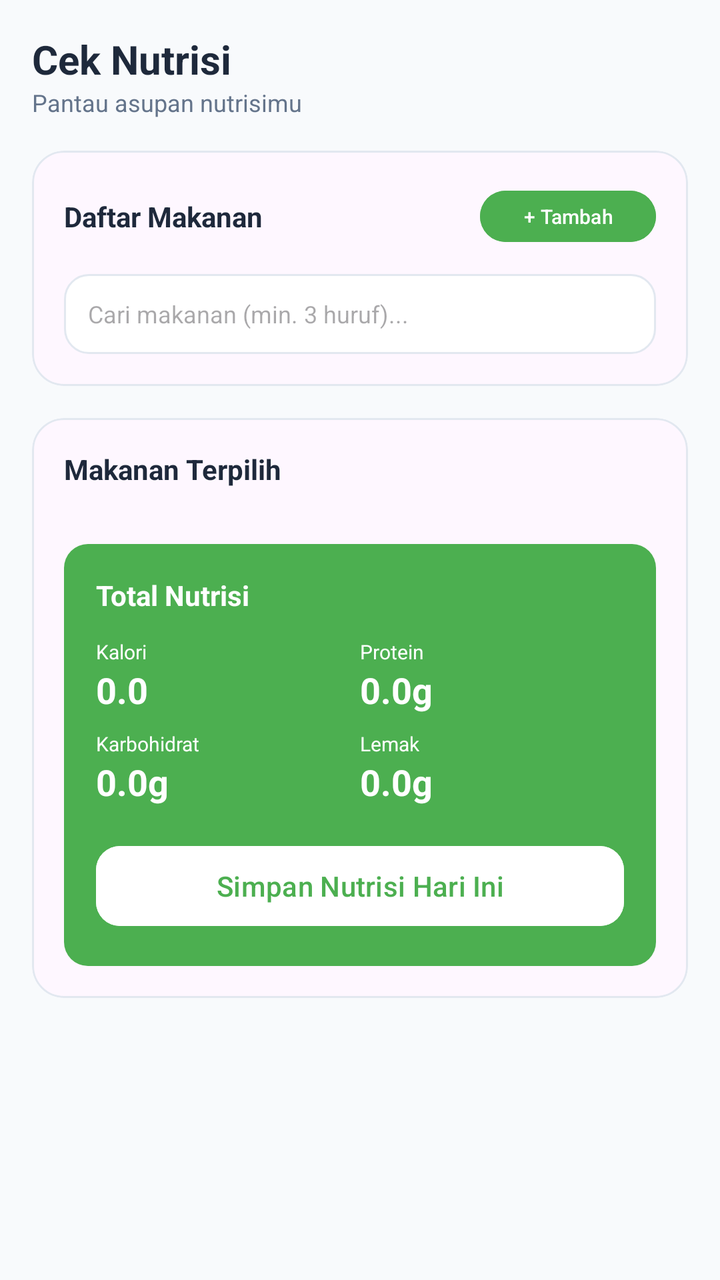
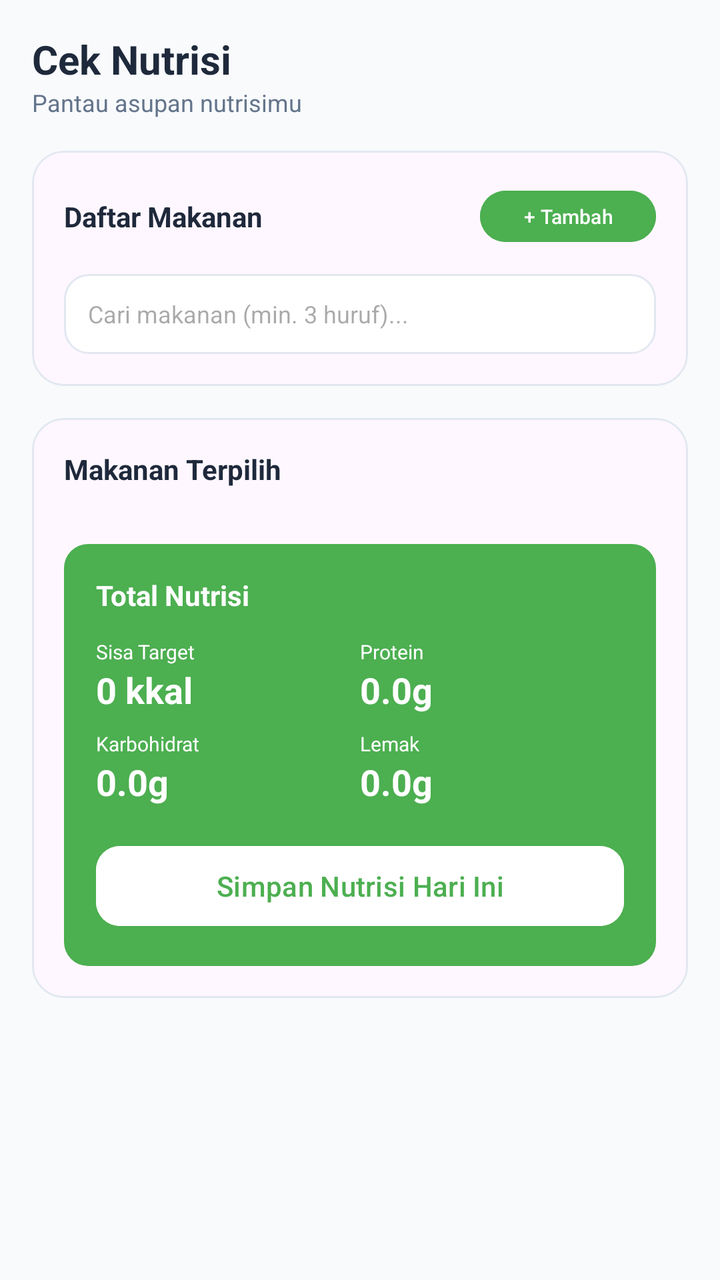

The first picture is an Android layout as it rendered before a commit; the second is the same layout after the commit. The layout source and the unified diff follow.
<!-- AndroidManifest.xml: application theme Theme.GIZI -->
<!-- res/layout/fragment_nutrition.xml -->
<?xml version="1.0" encoding="utf-8"?>

<ScrollView xmlns:android="http://schemas.android.com/apk/res/android"
    xmlns:app="http://schemas.android.com/apk/res-auto"
    android:layout_width="match_parent"
    android:layout_height="match_parent"
    android:background="@color/bg_light"
    android:fillViewport="true">

    <LinearLayout
        android:layout_width="match_parent"
        android:layout_height="wrap_content"
        android:orientation="vertical"
        android:padding="16dp">

        <TextView
            android:layout_width="wrap_content"
            android:layout_height="wrap_content"
            android:text="@string/cek_nutrisi"
            android:textColor="@color/text_dark"
            android:textSize="20sp"
            android:textStyle="bold" />

        <TextView
            android:layout_width="wrap_content"
            android:layout_height="wrap_content"
            android:text="Pantau asupan nutrisimu"
            android:textColor="@color/text_gray"
            android:textSize="12sp" />

        
        <com.google.android.material.card.MaterialCardView
            android:id="@+id/cv_add_food_form"
            android:layout_width="match_parent"
            android:layout_height="wrap_content"
            android:layout_marginTop="16dp"
            android:visibility="gone"
            app:cardCornerRadius="16dp"
            app:cardElevation="0dp"
            app:strokeColor="@color/primary_green"
            app:strokeWidth="1dp">

            <LinearLayout
                android:layout_width="match_parent"
                android:layout_height="wrap_content"
                android:orientation="vertical"
                android:padding="16dp">

                <EditText
                    android:id="@+id/et_food_name"
                    android:layout_width="match_parent"
                    android:layout_height="48dp"
                    android:background="@drawable/bg_edittext"
                    android:hint="@string/hint_food_name"
                    android:paddingHorizontal="12dp"
                    android:textSize="14sp" />

                <TextView
                    android:layout_width="wrap_content"
                    android:layout_height="wrap_content"
                    android:layout_marginTop="12dp"
                    android:text="@string/category_food"
                    android:textColor="@color/text_dark"
                    android:textSize="12sp"
                    android:textStyle="bold" />

                <Spinner
                    android:id="@+id/sp_category"
                    android:layout_width="match_parent"
                    android:layout_height="48dp"
                    android:layout_marginTop="4dp"
                    android:background="@drawable/bg_edittext" />

                <LinearLayout
                    android:layout_width="match_parent"
                    android:layout_height="wrap_content"
                    android:layout_marginTop="12dp"
                    android:orientation="horizontal">

                    <LinearLayout
                        android:layout_width="0dp"
                        android:layout_height="wrap_content"
                        android:layout_weight="2"
                        android:orientation="vertical">

                        <TextView
                            android:layout_width="wrap_content"
                            android:layout_height="wrap_content"
                            android:text="@string/portion_unit"
                            android:textColor="@color/text_dark"
                            android:textSize="12sp"
                            android:textStyle="bold" />

                        <Spinner
                            android:id="@+id/sp_portion_unit"
                            android:layout_width="match_parent"
                            android:layout_height="48dp"
                            android:layout_marginTop="4dp"
                            android:background="@drawable/bg_edittext" />
                    </LinearLayout>

                    <View
                        android:layout_width="12dp"
                        android:layout_height="1dp" />

                    <LinearLayout
                        android:layout_width="0dp"
                        android:layout_height="wrap_content"
                        android:layout_weight="1"
                        android:orientation="vertical">

                        <TextView
                            android:layout_width="wrap_content"
                            android:layout_height="wrap_content"
                            android:text="@string/quantity"
                            android:textColor="@color/text_dark"
                            android:textSize="12sp"
                            android:textStyle="bold" />

                        <EditText
                            android:id="@+id/et_portion_count"
                            android:layout_width="match_parent"
                            android:layout_height="48dp"
                            android:layout_marginTop="4dp"
                            android:background="@drawable/bg_edittext"
                            android:gravity="center"
                            android:hint="1"
                            android:inputType="number"
                            android:text="1"
                            android:textSize="14sp" />
                    </LinearLayout>
                </LinearLayout>

                <EditText
                    android:id="@+id/et_gram_weight"
                    android:layout_width="match_parent"
                    android:layout_height="48dp"
                    android:layout_marginTop="12dp"
                    android:background="@drawable/bg_edittext"
                    android:hint="Sesuaikan gram (opsional)"
                    android:inputType="number"
                    android:paddingHorizontal="12dp"
                    android:textSize="14sp" />

                <Button
                    android:id="@+id/btn_save_food"
                    android:layout_width="match_parent"
                    android:layout_height="56dp"
                    android:layout_marginTop="20dp"
                    android:backgroundTint="@color/primary_green"
                    android:text="Simpan Makanan"
                    android:textAllCaps="false"
                    app:cornerRadius="12dp" />
            </LinearLayout>
        </com.google.android.material.card.MaterialCardView>

        
        <com.google.android.material.card.MaterialCardView
            android:layout_width="match_parent"
            android:layout_height="wrap_content"
            android:layout_marginTop="16dp"
            app:cardCornerRadius="16dp"
            app:cardElevation="0dp"
            app:strokeColor="@color/card_border"
            app:strokeWidth="1dp">

            <LinearLayout
                android:layout_width="match_parent"
                android:layout_height="wrap_content"
                android:orientation="vertical"
                android:padding="16dp">

                <RelativeLayout
                    android:layout_width="match_parent"
                    android:layout_height="wrap_content">

                    <TextView
                        android:layout_width="wrap_content"
                        android:layout_height="wrap_content"
                        android:layout_centerVertical="true"
                        android:text="@string/daftar_makanan"
                        android:textColor="@color/text_dark"
                        android:textStyle="bold" />

                    <Button
                        android:id="@+id/btn_show_add_food"
                        style="@style/Widget.Material3.Button.TonalButton"
                        android:layout_width="wrap_content"
                        android:layout_height="wrap_content"
                        android:layout_alignParentEnd="true"
                        android:backgroundTint="@color/primary_green"
                        android:minHeight="32dp"
                        android:paddingHorizontal="12dp"
                        android:text="+ Tambah"
                        android:textColor="@color/white"
                        android:textSize="10sp" />
                </RelativeLayout>

                
                <EditText
                    android:id="@+id/et_search_food"
                    android:layout_width="match_parent"
                    android:layout_height="40dp"
                    android:layout_marginTop="12dp"
                    android:background="@drawable/bg_edittext"
                    android:hint="Cari makanan (min. 3 huruf)..."
                    android:paddingHorizontal="12dp"
                    android:textSize="12sp"
                    android:inputType="text" />

                
                <androidx.recyclerview.widget.RecyclerView
                    android:id="@+id/rv_food_list"
                    android:layout_width="match_parent"
                    android:layout_height="wrap_content"
                    android:layout_marginTop="8dp"
                    android:nestedScrollingEnabled="false"
                    android:visibility="gone" />

            </LinearLayout>
        </com.google.android.material.card.MaterialCardView>

        
        <com.google.android.material.card.MaterialCardView
            android:layout_width="match_parent"
            android:layout_height="wrap_content"
            android:layout_marginTop="16dp"
            app:cardCornerRadius="16dp"
            app:cardElevation="0dp"
            app:strokeColor="@color/card_border"
            app:strokeWidth="1dp">

            <LinearLayout
                android:layout_width="match_parent"
                android:layout_height="wrap_content"
                android:orientation="vertical"
                android:padding="16dp">

                <TextView
                    android:layout_width="wrap_content"
                    android:layout_height="wrap_content"
                    android:text="@string/makanan_terpilih"
                    android:textColor="@color/text_dark"
                    android:textStyle="bold" />

                <androidx.recyclerview.widget.RecyclerView
                    android:id="@+id/rv_selected_food"
                    android:layout_width="match_parent"
                    android:layout_height="wrap_content"
                    android:layout_marginTop="12dp"
                    android:nestedScrollingEnabled="false" />

                
                <com.google.android.material.card.MaterialCardView
                    android:layout_width="match_parent"
                    android:layout_height="wrap_content"
                    android:layout_marginTop="16dp"
                    app:cardElevation="0dp"
                    app:strokeWidth="0dp">

                    <LinearLayout
                        android:layout_width="match_parent"
                        android:layout_height="wrap_content"
                        android:background="@color/primary_green"
                        android:orientation="vertical"
                        android:padding="16dp">

                        <TextView
                            android:layout_width="wrap_content"
                            android:layout_height="wrap_content"
                            android:text="@string/total_nutrisi"
                            android:textColor="@color/white"
                            android:textStyle="bold" />

                        <GridLayout
                            android:layout_width="match_parent"
                            android:layout_height="wrap_content"
                            android:layout_marginTop="12dp"
                            android:columnCount="2">

                            <LinearLayout
                                android:layout_width="0dp"
                                android:layout_height="wrap_content"
                                android:layout_columnWeight="1"
                                android:orientation="vertical">
                                <TextView
                                    android:layout_width="wrap_content"
                                    android:layout_height="wrap_content"
                                    android:text="@string/kalori"
                                    android:textColor="@color/white"
                                    android:textSize="10sp" />
                                <TextView
                                    android:id="@+id/tv_total_calories"
                                    android:layout_width="wrap_content"
                                    android:layout_height="wrap_content"
                                    android:text="0.0"
                                    android:textColor="@color/white"
                                    android:textSize="18sp"
                                    android:textStyle="bold" />
                            </LinearLayout>

                            <LinearLayout
                                android:layout_width="0dp"
                                android:layout_height="wrap_content"
                                android:layout_columnWeight="1"
                                android:orientation="vertical">
                                <TextView
                                    android:layout_width="wrap_content"
                                    android:layout_height="wrap_content"
                                    android:text="@string/protein"
                                    android:textColor="@color/white"
                                    android:textSize="10sp" />
                                <TextView
                                    android:id="@+id/tv_total_protein"
                                    android:layout_width="wrap_content"
                                    android:layout_height="wrap_content"
                                    android:text="0.0g"
                                    android:textColor="@color/white"
                                    android:textSize="18sp"
                                    android:textStyle="bold" />
                            </LinearLayout>

                            <LinearLayout
                                android:layout_width="0dp"
                                android:layout_height="wrap_content"
                                android:layout_marginTop="8dp"
                                android:layout_columnWeight="1"
                                android:orientation="vertical">
                                <TextView
                                    android:layout_width="wrap_content"
                                    android:layout_height="wrap_content"
                                    android:text="@string/karbohidrat"
                                    android:textColor="@color/white"
                                    android:textSize="10sp" />
                                <TextView
                                    android:id="@+id/tv_total_carbs"
                                    android:layout_width="wrap_content"
                                    android:layout_height="wrap_content"
                                    android:text="0.0g"
                                    android:textColor="@color/white"
                                    android:textSize="18sp"
                                    android:textStyle="bold" />
                            </LinearLayout>

                            <LinearLayout
                                android:layout_width="0dp"
                                android:layout_height="wrap_content"
                                android:layout_marginTop="8dp"
                                android:layout_columnWeight="1"
                                android:orientation="vertical">
                                <TextView
                                    android:layout_width="wrap_content"
                                    android:layout_height="wrap_content"
                                    android:text="@string/lemak"
                                    android:textColor="@color/white"
                                    android:textSize="10sp" />
                                <TextView
                                    android:id="@+id/tv_total_fat"
                                    android:layout_width="wrap_content"
                                    android:layout_height="wrap_content"
                                    android:text="0.0g"
                                    android:textColor="@color/white"
                                    android:textSize="18sp"
                                    android:textStyle="bold" />
                            </LinearLayout>
                        </GridLayout>

                        <Button
                            android:id="@+id/btnSimpanHarian"
                            android:layout_width="match_parent"
                            android:layout_height="wrap_content"
                            android:layout_marginTop="16dp"
                            android:backgroundTint="@color/white"
                            android:text="Simpan Nutrisi Hari Ini"
                            android:textAllCaps="false"
                            android:textColor="@color/primary_green"
                            app:cornerRadius="12dp" />
                    </LinearLayout>
                </com.google.android.material.card.MaterialCardView>
            </LinearLayout>
        </com.google.android.material.card.MaterialCardView>
    </LinearLayout>
</ScrollView>
<!-- resources referenced by this layout -->
<resources>
  <color name="bg_light">#F8FAFC</color>
  <color name="card_border">#E2E8F0</color>
  <color name="primary_green">#4CAF50</color>
  <color name="text_dark">#1E293B</color>
  <color name="text_gray">#64748B</color>
  <color name="white">#FFFFFFFF</color>
  <!-- drawable bg_edittext (drawable) -->
  <?xml version="1.0" encoding="utf-8"?>
  
  <shape xmlns:android="http://schemas.android.com/apk/res/android">
      <solid android:color="@color/white" />
      <stroke
          android:width="1dp"
          android:color="@color/card_border" />
      <corners android:radius="12dp" />
  </shape>
  <string name="category_food">Kategori Makanan</string>
  <string name="cek_nutrisi">Cek Nutrisi</string>
  <string name="daftar_makanan">Daftar Makanan</string>
  <string name="hint_food_name">Nama Makanan (misal: Nasi Goreng)</string>
  <string name="kalori">Kalori</string>
  <string name="karbohidrat">Karbohidrat</string>
  <string name="lemak">Lemak</string>
  <string name="makanan_terpilih">Makanan Terpilih</string>
  <string name="portion_unit">Satuan Porsi</string>
  <string name="protein">Protein</string>
  <string name="quantity">Jumlah</string>
  <string name="total_nutrisi">Total Nutrisi</string>
  <style name="Theme.GIZI" parent="Base.Theme.GIZI" />
  <style name="Base.Theme.GIZI" parent="Theme.Material3.DayNight.NoActionBar">
          
          
      </style>
</resources>

<!-- the commit's change to res/layout/fragment_nutrition.xml (unified diff, before → after) -->
@@ -137,7 +137,7 @@
                     android:layout_height="48dp"
                     android:layout_marginTop="12dp"
                     android:background="@drawable/bg_edittext"
-                    android:hint="Sesuaikan gram (opsional)"
+                    android:hint="Estimasi gram (bisa disesuaikan)"
                     android:inputType="number"
                     android:paddingHorizontal="12dp"
                     android:textSize="14sp" />
@@ -284,16 +284,17 @@
                                 android:layout_columnWeight="1"
                                 android:orientation="vertical">
                                 <TextView
-                                    android:layout_width="wrap_content"
-                                    android:layout_height="wrap_content"
-                                    android:text="@string/kalori"
+                                    android:id="@+id/tv_calorie_label"
+                                    android:layout_width="wrap_content"
+                                    android:layout_height="wrap_content"
+                                    android:text="Sisa Target"
                                     android:textColor="@color/white"
                                     android:textSize="10sp" />
                                 <TextView
                                     android:id="@+id/tv_total_calories"
                                     android:layout_width="wrap_content"
                                     android:layout_height="wrap_content"
-                                    android:text="0.0"
+                                    android:text="0 kkal"
                                     android:textColor="@color/white"
                                     android:textSize="18sp"
                                     android:textStyle="bold" />
<!-- resource entries referenced after the edit -->
@@ -20,7 +20,6 @@
   <string name="cek_nutrisi">Cek Nutrisi</string>
   <string name="daftar_makanan">Daftar Makanan</string>
   <string name="hint_food_name">Nama Makanan (misal: Nasi Goreng)</string>
-  <string name="kalori">Kalori</string>
   <string name="karbohidrat">Karbohidrat</string>
   <string name="lemak">Lemak</string>
   <string name="makanan_terpilih">Makanan Terpilih</string>
